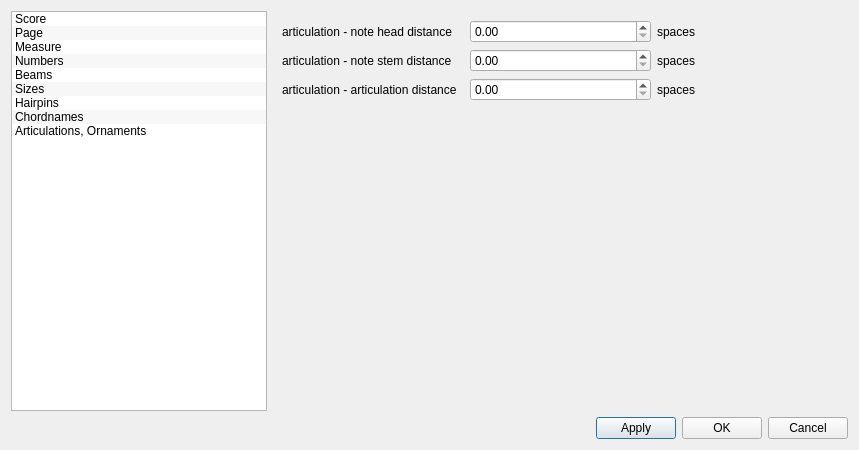
This is mscore/mscore/editstyle.ui in musescore/musescore-old as Qt 5 draws it before an edit. The edited form follows.
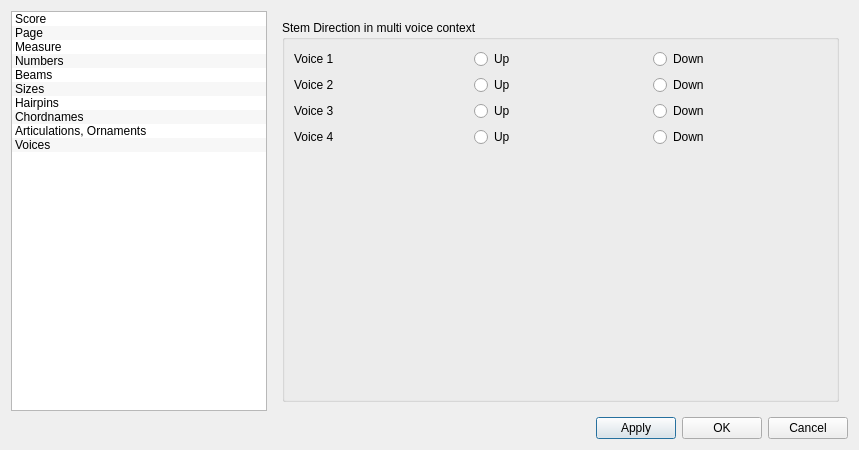
This is the edited form.

```diff
--- a/mscore/mscore/editstyle.ui
+++ b/mscore/mscore/editstyle.ui
@@ -81,6 +81,11 @@
        <string>Articulations, Ornaments</string>
       </property>
      </item>
+     <item>
+      <property name="text" >
+       <string>Voices</string>
+      </property>
+     </item>
     </widget>
    </item>
    <item row="0" column="1" >
@@ -92,7 +97,7 @@
       </sizepolicy>
      </property>
      <property name="currentIndex" >
-      <number>8</number>
+      <number>9</number>
      </property>
      <widget class="QWidget" name="Seite_5" >
       <layout class="QGridLayout" name="gridLayout_2" >
@@ -1270,6 +1275,119 @@
        </item>
       </layout>
      </widget>
+     <widget class="QWidget" name="Seite_7" >
+      <layout class="QVBoxLayout" name="verticalLayout" >
+       <item>
+        <widget class="QGroupBox" name="groupBox" >
+         <property name="title" >
+          <string>Stem Direction in multi voice context</string>
+         </property>
+         <property name="flat" >
+          <bool>true</bool>
+         </property>
+         <layout class="QGridLayout" name="gridLayout_4" >
+          <item row="0" column="0" >
+           <widget class="QLabel" name="label_48" >
+            <property name="text" >
+             <string>Voice 1</string>
+            </property>
+           </widget>
+          </item>
+          <item row="0" column="1" >
+           <widget class="QRadioButton" name="voice1Up" >
+            <property name="text" >
+             <string>Up</string>
+            </property>
+           </widget>
+          </item>
+          <item row="0" column="2" >
+           <widget class="QRadioButton" name="voice1Down" >
+            <property name="text" >
+             <string>Down</string>
+            </property>
+           </widget>
+          </item>
+          <item row="1" column="0" >
+           <widget class="QLabel" name="label_49" >
+            <property name="text" >
+             <string>Voice 2</string>
+            </property>
+           </widget>
+          </item>
+          <item row="1" column="1" >
+           <widget class="QRadioButton" name="voice2Up" >
+            <property name="text" >
+             <string>Up</string>
+            </property>
+           </widget>
+          </item>
+          <item row="1" column="2" >
+           <widget class="QRadioButton" name="voice2Down" >
+            <property name="text" >
+             <string>Down</string>
+            </property>
+           </widget>
+          </item>
+          <item row="2" column="0" >
+           <widget class="QLabel" name="label_50" >
+            <property name="text" >
+             <string>Voice 3</string>
+            </property>
+           </widget>
+          </item>
+          <item row="2" column="1" >
+           <widget class="QRadioButton" name="voice3Up" >
+            <property name="text" >
+             <string>Up</string>
+            </property>
+           </widget>
+          </item>
+          <item row="2" column="2" >
+           <widget class="QRadioButton" name="voice3Down" >
+            <property name="text" >
+             <string>Down</string>
+            </property>
+           </widget>
+          </item>
+          <item row="3" column="0" >
+           <widget class="QLabel" name="label_51" >
+            <property name="text" >
+             <string>Voice 4</string>
+            </property>
+           </widget>
+          </item>
+          <item row="3" column="1" >
+           <widget class="QRadioButton" name="voice4Up" >
+            <property name="text" >
+             <string>Up</string>
+            </property>
+           </widget>
+          </item>
+          <item row="3" column="2" >
+           <widget class="QRadioButton" name="voice4Down" >
+            <property name="text" >
+             <string>Down</string>
+            </property>
+           </widget>
+          </item>
+          <item row="4" column="0" >
+           <spacer name="verticalSpacer_3" >
+            <property name="orientation" >
+             <enum>Qt::Vertical</enum>
+            </property>
+            <property name="sizeHint" stdset="0" >
+             <size>
+              <width>20</width>
+              <height>187</height>
+             </size>
+            </property>
+           </spacer>
+          </item>
+         </layout>
+        </widget>
+       </item>
+      </layout>
+     </widget>
     </widget>
    </item>
    <item row="1" column="0" colspan="2" >
```
